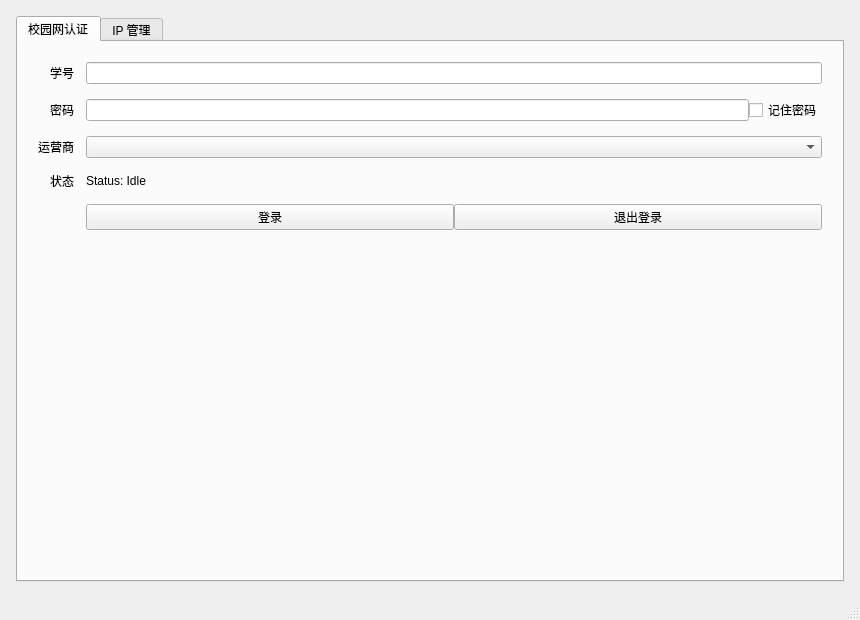
This is mainwindow.ui in D3nesyan/JMCampusNetLinker as Qt 5 draws it before an edit. The edited form follows.
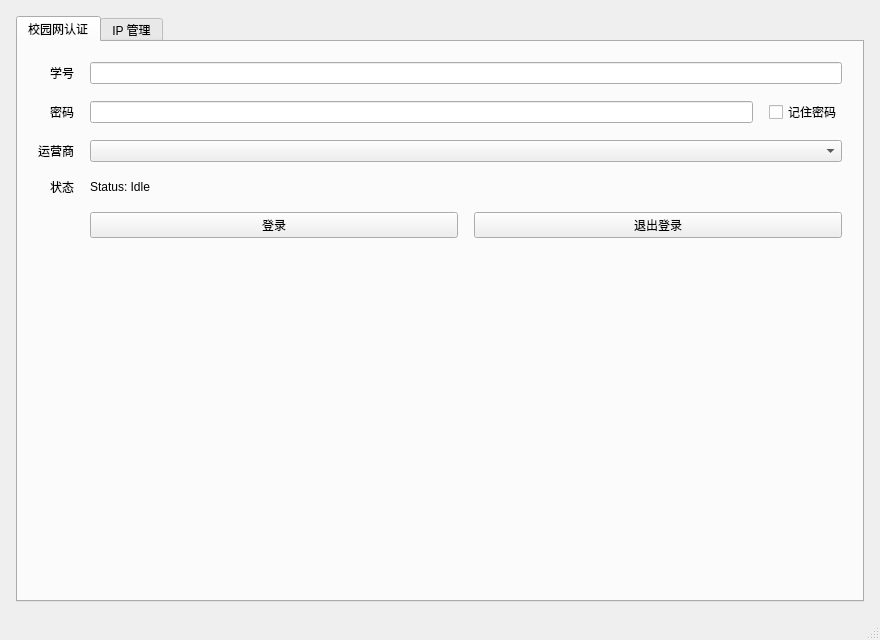
This is the edited form.

Commit message:
refactor: Redesign UI with Fluent 2 design system
Apply Fluent 2 design tokens (color, typography, spacing, radius) via
global QSS stylesheet. Replace all hardcoded colors with semantic
Fluent 2 tokens.

The edit to the form file:
```diff
--- a/mainwindow.ui
+++ b/mainwindow.ui
@@ -6,8 +6,8 @@
    <rect>
     <x>0</x>
     <y>0</y>
-    <width>860</width>
-    <height>620</height>
+    <width>880</width>
+    <height>640</height>
    </rect>
   </property>
   <property name="windowTitle">
@@ -58,10 +58,10 @@
            <set>Qt::AlignTop|Qt::AlignLeft</set>
           </property>
           <property name="horizontalSpacing">
-           <number>12</number>
+           <number>16</number>
           </property>
           <property name="verticalSpacing">
-           <number>14</number>
+           <number>16</number>
           </property>
           <item row="0" column="0">
            <widget class="QLabel" name="userIdTitleLabel">
```
The commit also changes 5 other files.
